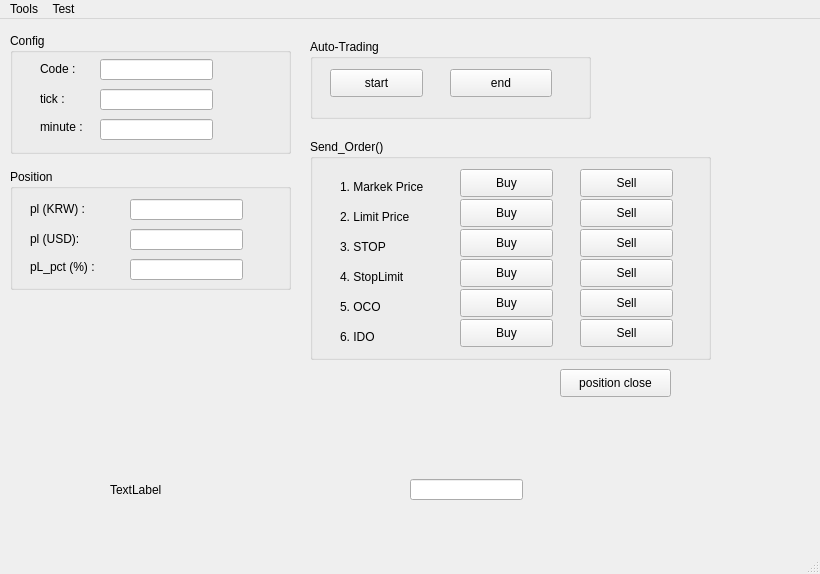
First picture: the form in MainWindow2.ui, repository KevinFire2030/200, before the edit.
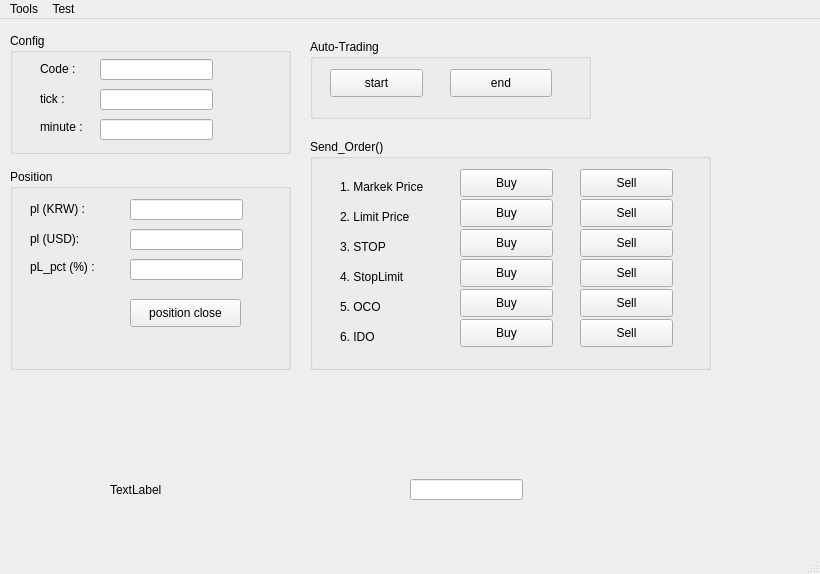
Second picture: the form after the edit.

Commit message:
포지션 클래스내 position_close() 구현
0. 키움 게시판 (일괄청산)
HTS상의 일괄청산주문은 지정청산을 이용한 화면이므로,

이와 동일한 형태를 API에서는
opw30023(지정청산대상조회) 를 통해서 리스트를 얻으신 후,
opw10007(지정청산주문)에서 위 조회한 리스트중에 선택 적용하셔서
지정청산방식으로 하실 수 있습니다.

2. Kiwoom_NQ100의 send_order2() 함수 통해 포지션 전량 시장가 매도

3. position close 버튼을 통해 동작 확인

4. send_order2() 함수 수정

5. 청산전 미체결 주문 일괄 취소

6. 취소주문을 위해 send_order() 추가 구현

```diff
--- a/MainWindow2.ui
+++ b/MainWindow2.ui
@@ -14,19 +14,6 @@
    <string>Fire2025</string>
   </property>
   <widget class="QWidget" name="centralwidget">
-   <widget class="QPushButton" name="pushButton_3">
-    <property name="geometry">
-     <rect>
-      <x>560</x>
-      <y>350</y>
-      <width>111</width>
-      <height>28</height>
-     </rect>
-    </property>
-    <property name="text">
-     <string>position close</string>
-    </property>
-   </widget>
    <widget class="QPushButton" name="pushButton_4">
     <property name="geometry">
      <rect>
@@ -72,7 +59,7 @@
       <x>310</x>
       <y>120</y>
       <width>401</width>
-      <height>221</height>
+      <height>231</height>
      </rect>
     </property>
     <property name="title">
@@ -427,7 +414,7 @@
       <x>10</x>
       <y>150</y>
       <width>281</width>
-      <height>121</height>
+      <height>201</height>
      </rect>
     </property>
     <property name="title">
@@ -511,6 +498,19 @@
       <set>Qt::AlignRight|Qt::AlignTrailing|Qt::AlignVCenter</set>
      </property>
     </widget>
+    <widget class="QPushButton" name="pushButton_3">
+     <property name="geometry">
+      <rect>
+       <x>120</x>
+       <y>130</y>
+       <width>111</width>
+       <height>28</height>
+      </rect>
+     </property>
+     <property name="text">
+      <string>position close</string>
+     </property>
+    </widget>
    </widget>
    <zorder>groupBox_3</zorder>
    <zorder>groupBox_2</zorder>
```
Left out of the diff: 1 changed line with no effect on the pictures. The commit also changes 1 other file.
